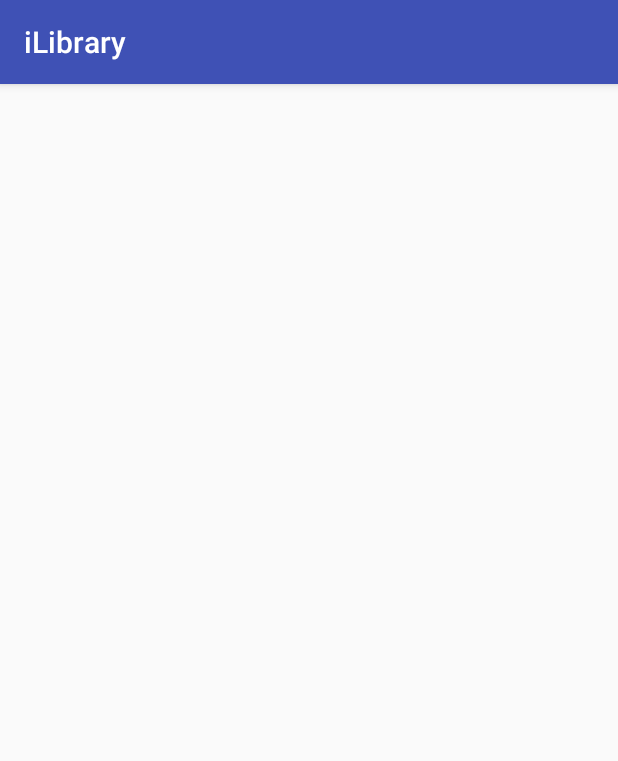
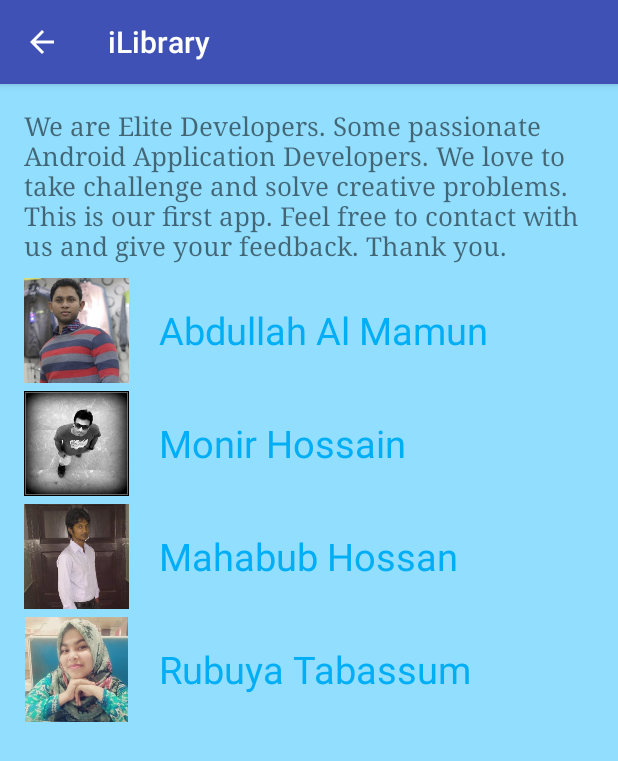
Before and after one commit to mknishad/i-library, an Android app: the AboutActivity screen opened directly, with no data from a screen before it, on a phone screen of 412 x 824 dp. Shown: the top 761 px of the screen. Run offline under Robolectric (Android 15) with nearby library versions, the phone set to English and light mode, and no system bars.

Commit message:
add about activity

```diff
--- a/app/src/main/AndroidManifest.xml
+++ b/app/src/main/AndroidManifest.xml
@@ -49,7 +49,9 @@
             android:name=".activities.BookDetailsActivity"
             android:parentActivityName=".activities.HomeActivity"
             android:screenOrientation="portrait" />
-        <activity android:name=".activities.AboutActivity"></activity>
+        <activity android:name=".activities.AboutActivity"
+            android:parentActivityName=".activities.HomeActivity"
+            android:screenOrientation="portrait" />
     </application>
 
 </manifest>
--- a/app/src/main/java/com/elitedevelopers/ilibrary/activities/AboutActivity.java
+++ b/app/src/main/java/com/elitedevelopers/ilibrary/activities/AboutActivity.java
@@ -11,5 +11,8 @@ public class AboutActivity extends AppCompatActivity {
     protected void onCreate(Bundle savedInstanceState) {
         super.onCreate(savedInstanceState);
         setContentView(R.layout.activity_about);
+
+        // enable up navigation
+        getSupportActionBar().setDisplayHomeAsUpEnabled(true);
     }
 }
--- a/app/src/main/java/com/elitedevelopers/ilibrary/adapters/AuthorAdapter.java
+++ b/app/src/main/java/com/elitedevelopers/ilibrary/adapters/AuthorAdapter.java
@@ -28,7 +28,7 @@ public class AuthorAdapter extends ArrayAdapter<String> {
     }
 
     // view holder class
-    private class ViewHolder {
+    private static class ViewHolder {
         ImageView ivIcon;
         TextView tvName;
     }
--- a/app/src/main/res/layout/activity_about.xml
+++ b/app/src/main/res/layout/activity_about.xml
@@ -7,6 +7,99 @@
     android:paddingLeft="@dimen/activity_horizontal_margin"
     android:paddingRight="@dimen/activity_horizontal_margin"
     android:paddingTop="@dimen/activity_vertical_margin"
+    android:background="@color/colorAppMain"
     tools:context="com.elitedevelopers.ilibrary.activities.AboutActivity">
 
+    <TextView
+        android:id="@+id/tvAboutUs"
+        android:text="@string/about_us"
+        android:textSize="17sp"
+        android:typeface="serif"
+        android:layout_width="match_parent"
+        android:layout_height="wrap_content" />
+
+    <ImageView
+        android:id="@+id/ivMamun"
+        android:src="@drawable/mamun"
+        android:layout_below="@+id/tvAboutUs"
+        android:layout_marginTop="10dp"
+        android:layout_width="70dp"
+        android:layout_height="70dp" />
+
+    <TextView
+        android:id="@+id/tvNameMamun"
+        android:layout_below="@id/tvAboutUs"
+        android:layout_toRightOf="@+id/ivMamun"
+        android:layout_marginTop="10dp"
+        android:paddingLeft="20dp"
+        android:textSize="25sp"
+        android:textColor="@color/colorSkyBlue"
+        android:gravity="center_vertical"
+        android:text="@string/abdullah_al_mamun"
+        android:layout_width="match_parent"
+        android:layout_height="70dp" />
+
+    <ImageView
+        android:id="@+id/ivMonir"
+        android:src="@drawable/monir"
+        android:layout_below="@+id/ivMamun"
+        android:layout_marginTop="5dp"
+        android:layout_width="70dp"
+        android:layout_height="70dp" />
+
+    <TextView
+        android:id="@+id/tvNameMonir"
+        android:layout_below="@id/tvNameMamun"
+        android:layout_toRightOf="@+id/ivMonir"
+        android:layout_marginTop="5dp"
+        android:paddingLeft="20dp"
+        android:textSize="25sp"
+        android:textColor="@color/colorSkyBlue"
+        android:gravity="center_vertical"
+        android:text="@string/monir_hossain"
+        android:layout_width="match_parent"
+        android:layout_height="70dp" />
+
+    <ImageView
+        android:id="@+id/ivMahabub"
+        android:src="@drawable/mahabub"
+        android:layout_below="@+id/ivMonir"
+        android:layout_marginTop="5dp"
+        android:layout_width="70dp"
+        android:layout_height="70dp" />
+
+    <TextView
+        android:id="@+id/tvNameMahabub"
+        android:layout_below="@id/tvNameMonir"
+        android:layout_toRightOf="@+id/ivMahabub"
+        android:layout_marginTop="5dp"
+        android:paddingLeft="20dp"
+        android:textSize="25sp"
+        android:textColor="@color/colorSkyBlue"
+        android:gravity="center_vertical"
+        android:text="@string/mahabub_hossan"
+        android:layout_width="match_parent"
+        android:layout_height="70dp" />
+
+    <ImageView
+        android:id="@+id/ivRubuya"
+        android:src="@drawable/rubuya"
+        android:layout_below="@+id/ivMahabub"
+        android:layout_marginTop="5dp"
+        android:layout_width="70dp"
+        android:layout_height="70dp" />
+
+    <TextView
+        android:id="@+id/tvNameRubuya"
+        android:layout_below="@id/tvNameMahabub"
+        android:layout_toRightOf="@+id/ivRubuya"
+        android:layout_marginTop="5dp"
+        android:paddingLeft="20dp"
+        android:textSize="25sp"
+        android:textColor="@color/colorSkyBlue"
+        android:gravity="center_vertical"
+        android:text="Rubuya Tabassum"
+        android:layout_width="match_parent"
+        android:layout_height="70dp" />
+
 </RelativeLayout>
--- a/app/src/main/res/values/strings.xml
+++ b/app/src/main/res/values/strings.xml
@@ -22,4 +22,8 @@
     <string name="delete">Delete</string>
     <string name="edit">Edit</string>
     <string name="sign_out">Sign Out</string>
+    <string name="about_us">We are Elite Developers. Some passionate Android Application Developers. We love to take challenge and solve creative problems. This is our first app. Feel free to contact with us and give your feedback. Thank you.</string>
+    <string name="monir_hossain">Monir Hossain</string>
+    <string name="abdullah_al_mamun">Abdullah Al Mamun</string>
+    <string name="mahabub_hossan">Mahabub Hossan</string>
 </resources>
```
Also changed, not shown: app/src/main/res/drawable/mahabub.jpg (added), app/src/main/res/drawable/mamun.jpg (added), app/src/main/res/drawable/monir.jpg (added), app/src/main/res/drawable/rubuya.jpg (added).
